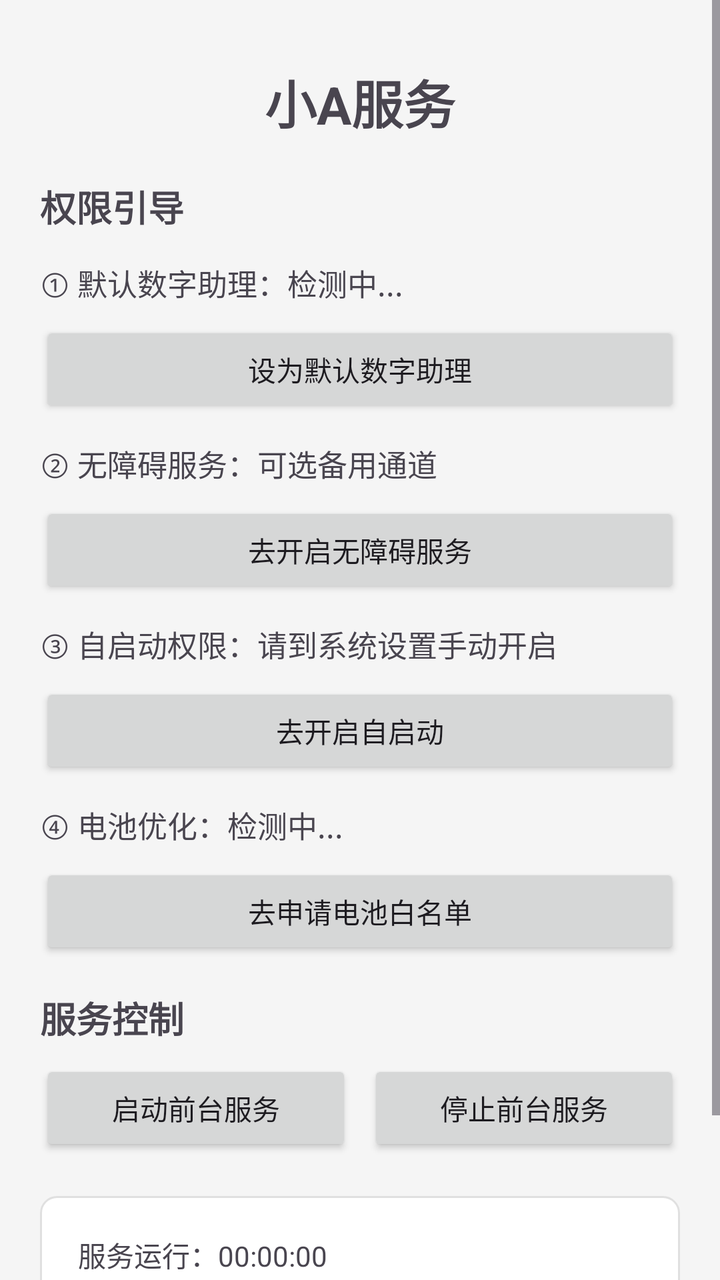
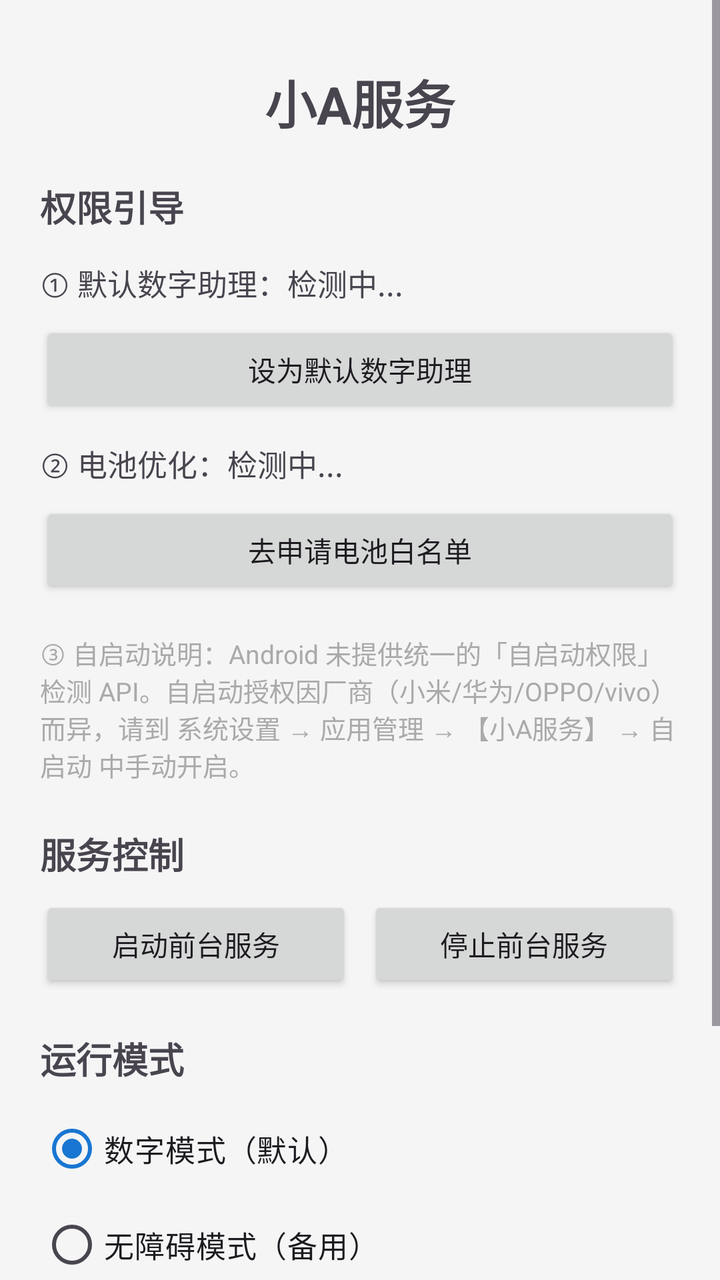

The first picture is an Android layout as it rendered before a commit; the second is the same layout after the commit. The layout source and the unified diff follow.
<!-- AndroidManifest.xml: application theme Theme.Xia -->
<!-- res/layout/activity_main.xml -->
<?xml version="1.0" encoding="utf-8"?>
<ScrollView xmlns:android="http://schemas.android.com/apk/res/android"
    android:layout_width="match_parent"
    android:layout_height="match_parent"
    android:fillViewport="true">

    <LinearLayout
        android:layout_width="match_parent"
        android:layout_height="wrap_content"
        android:orientation="vertical"
        android:padding="20dp">

        
        <TextView
            android:layout_width="match_parent"
            android:layout_height="wrap_content"
            android:text="@string/app_name"
            android:textSize="26sp"
            android:textStyle="bold"
            android:gravity="center"
            android:paddingTop="12dp"
            android:paddingBottom="20dp" />

        
        <TextView
            android:layout_width="match_parent"
            android:layout_height="wrap_content"
            android:text="权限引导"
            android:textSize="18sp"
            android:textStyle="bold"
            android:paddingBottom="8dp" />

        <TextView
            android:id="@+id/tvAssistantStatus"
            android:layout_width="match_parent"
            android:layout_height="wrap_content"
            android:text="① 默认数字助理：检测中..."
            android:textSize="15sp"
            android:paddingTop="6dp"
            android:paddingBottom="6dp" />

        <Button
            android:id="@+id/btnSetDefaultAssistant"
            android:layout_width="match_parent"
            android:layout_height="wrap_content"
            android:text="设为默认数字助理"
            android:layout_marginTop="2dp"
            android:layout_marginBottom="6dp" />

        <TextView
            android:id="@+id/tvAccessibilityStatus"
            android:layout_width="match_parent"
            android:layout_height="wrap_content"
            android:text="② 无障碍服务：可选备用通道"
            android:textSize="15sp"
            android:paddingTop="6dp"
            android:paddingBottom="6dp" />

        <Button
            android:id="@+id/btnOpenAccessibility"
            android:layout_width="match_parent"
            android:layout_height="wrap_content"
            android:text="去开启无障碍服务"
            android:layout_marginTop="2dp"
            android:layout_marginBottom="6dp" />

        <TextView
            android:id="@+id/tvAutoStartStatus"
            android:layout_width="match_parent"
            android:layout_height="wrap_content"
            android:text="③ 自启动权限：请到系统设置手动开启"
            android:textSize="15sp"
            android:paddingTop="6dp"
            android:paddingBottom="6dp" />

        <Button
            android:id="@+id/btnOpenAutoStart"
            android:layout_width="match_parent"
            android:layout_height="wrap_content"
            android:text="去开启自启动"
            android:layout_marginTop="2dp"
            android:layout_marginBottom="6dp" />

        <TextView
            android:id="@+id/tvBatteryStatus"
            android:layout_width="match_parent"
            android:layout_height="wrap_content"
            android:text="④ 电池优化：检测中..."
            android:textSize="15sp"
            android:paddingTop="6dp"
            android:paddingBottom="6dp" />

        <Button
            android:id="@+id/btnOpenBatteryOpt"
            android:layout_width="match_parent"
            android:layout_height="wrap_content"
            android:text="去申请电池白名单"
            android:layout_marginTop="2dp"
            android:layout_marginBottom="16dp" />

        
        <TextView
            android:layout_width="match_parent"
            android:layout_height="wrap_content"
            android:text="服务控制"
            android:textSize="18sp"
            android:textStyle="bold"
            android:paddingBottom="8dp" />

        <LinearLayout
            android:layout_width="match_parent"
            android:layout_height="wrap_content"
            android:orientation="horizontal"
            android:weightSum="2"
            android:paddingBottom="12dp">

            <Button
                android:id="@+id/btnStartService"
                android:layout_width="0dp"
                android:layout_height="wrap_content"
                android:layout_weight="1"
                android:text="启动前台服务"
                android:layout_marginEnd="4dp" />

            <Button
                android:id="@+id/btnStopService"
                android:layout_width="0dp"
                android:layout_height="wrap_content"
                android:layout_weight="1"
                android:text="停止前台服务"
                android:layout_marginStart="4dp" />
        </LinearLayout>

        
        <LinearLayout
            android:layout_width="match_parent"
            android:layout_height="wrap_content"
            android:orientation="vertical"
            android:background="@drawable/bg_debug_card"
            android:padding="16dp"
            android:layout_marginTop="8dp">

            <TextView
                android:id="@+id/tvUptime"
                android:layout_width="match_parent"
                android:layout_height="wrap_content"
                android:text="服务运行：00:00:00"
                android:textSize="14sp"
                android:padding="3dp" />

        </LinearLayout>

        <TextView
            android:layout_width="match_parent"
            android:layout_height="wrap_content"
            android:text="@string/footer_hint"
            android:textSize="12sp"
            android:gravity="center"
            android:paddingTop="20dp"
            android:paddingBottom="20dp" />

    </LinearLayout>

</ScrollView>
<!-- resources referenced by this layout -->
<resources>
  <!-- drawable bg_debug_card (drawable) -->
  <?xml version="1.0" encoding="utf-8"?>
  <shape xmlns:android="http://schemas.android.com/apk/res/android"
      android:shape="rectangle">
      <solid android:color="@color/surface" />
      <corners android:radius="8dp" />
      <stroke
          android:width="1dp"
          android:color="#E0E0E0" />
  </shape>
  <string name="app_name">小A服务</string>
  <string name="footer_hint">【小A服务】v0.5.0 · LocalSocket: aifriend_assistant</string>
  <style name="Theme.Xia" parent="Theme.Material3.DayNight">
          <item name="colorPrimary">@color/primary</item>
          <item name="colorPrimaryVariant">@color/primary_variant</item>
          <item name="colorOnPrimary">@color/on_primary</item>
          <item name="colorSecondary">@color/secondary</item>
          <item name="colorOnSecondary">@color/on_secondary</item>
          <item name="android:colorBackground">@color/background</item>
          <item name="colorSurface">@color/surface</item>
          <item name="colorOnSurface">@color/on_surface</item>
          <item name="colorError">@color/error</item>
          <item name="android:statusBarColor" tools:targetApi="l">@color/primary_variant</item>
      </style>
  <color name="surface">#FFFFFF</color>
  <color name="primary">#1976D2</color>
  <color name="primary_variant">#1565C0</color>
  <color name="on_primary">#FFFFFF</color>
  <color name="secondary">#03DAC5</color>
  <color name="on_secondary">#000000</color>
  <color name="background">#F5F5F5</color>
  <color name="on_surface">#000000</color>
  <color name="error">#B00020</color>
</resources>

<!-- the commit's change to res/layout/activity_main.xml (unified diff, before → after) -->
@@ -48,44 +48,10 @@
             android:layout_marginBottom="6dp" />
 
         <TextView
-            android:id="@+id/tvAccessibilityStatus"
-            android:layout_width="match_parent"
-            android:layout_height="wrap_content"
-            android:text="② 无障碍服务：可选备用通道"
-            android:textSize="15sp"
-            android:paddingTop="6dp"
-            android:paddingBottom="6dp" />
-
-        <Button
-            android:id="@+id/btnOpenAccessibility"
-            android:layout_width="match_parent"
-            android:layout_height="wrap_content"
-            android:text="去开启无障碍服务"
-            android:layout_marginTop="2dp"
-            android:layout_marginBottom="6dp" />
-
-        <TextView
-            android:id="@+id/tvAutoStartStatus"
-            android:layout_width="match_parent"
-            android:layout_height="wrap_content"
-            android:text="③ 自启动权限：请到系统设置手动开启"
-            android:textSize="15sp"
-            android:paddingTop="6dp"
-            android:paddingBottom="6dp" />
-
-        <Button
-            android:id="@+id/btnOpenAutoStart"
-            android:layout_width="match_parent"
-            android:layout_height="wrap_content"
-            android:text="去开启自启动"
-            android:layout_marginTop="2dp"
-            android:layout_marginBottom="6dp" />
-
-        <TextView
             android:id="@+id/tvBatteryStatus"
             android:layout_width="match_parent"
             android:layout_height="wrap_content"
-            android:text="④ 电池优化：检测中..."
+            android:text="② 电池优化：检测中..."
             android:textSize="15sp"
             android:paddingTop="6dp"
             android:paddingBottom="6dp" />
@@ -96,7 +62,17 @@
             android:layout_height="wrap_content"
             android:text="去申请电池白名单"
             android:layout_marginTop="2dp"
-            android:layout_marginBottom="16dp" />
+            android:layout_marginBottom="12dp" />
+
+        
+        <TextView
+            android:layout_width="match_parent"
+            android:layout_height="wrap_content"
+            android:text="③ 自启动说明：Android 未提供统一的「自启动权限」检测 API。自启动授权因厂商（小米/华为/OPPO/vivo）而异，请到 系统设置 → 应用管理 → 【小A服务】 → 自启动 中手动开启。"
+            android:textSize="13sp"
+            android:textColor="@android:color/darker_gray"
+            android:paddingTop="6dp"
+            android:paddingBottom="6dp" />
 
         
         <TextView
@@ -105,6 +81,7 @@
             android:text="服务控制"
             android:textSize="18sp"
             android:textStyle="bold"
+            android:paddingTop="16dp"
             android:paddingBottom="8dp" />
 
         <LinearLayout
@@ -132,13 +109,56 @@
         </LinearLayout>
 
         
+        <TextView
+            android:layout_width="match_parent"
+            android:layout_height="wrap_content"
+            android:text="运行模式"
+            android:textSize="18sp"
+            android:textStyle="bold"
+            android:paddingTop="8dp"
+            android:paddingBottom="8dp" />
+
+        <TextView
+            android:id="@+id/tvAccessibilityHint"
+            android:layout_width="match_parent"
+            android:layout_height="wrap_content"
+            android:text="⚠️ 已选择无障碍模式，但系统无障碍服务未开启。请到 设置 → 无障碍 → 小A服务 中开启。"
+            android:textColor="@android:color/holo_orange_dark"
+            android:textSize="13sp"
+            android:paddingTop="6dp"
+            android:paddingBottom="6dp"
+            android:visibility="gone" />
+
+        <RadioGroup
+            android:id="@+id/rgMode"
+            android:layout_width="match_parent"
+            android:layout_height="wrap_content"
+            android:orientation="vertical">
+
+            <RadioButton
+                android:id="@+id/rbDigital"
+                android:layout_width="match_parent"
+                android:layout_height="wrap_content"
+                android:text="数字模式（默认）"
+                android:textSize="15sp"
+                android:checked="true" />
+
+            <RadioButton
+                android:id="@+id/rbAccessibility"
+                android:layout_width="match_parent"
+                android:layout_height="wrap_content"
+                android:text="无障碍模式（备用）"
+                android:textSize="15sp" />
+        </RadioGroup>
+
+        
         <LinearLayout
             android:layout_width="match_parent"
             android:layout_height="wrap_content"
             android:orientation="vertical"
             android:background="@drawable/bg_debug_card"
             android:padding="16dp"
-            android:layout_marginTop="8dp">
+            android:layout_marginTop="16dp">
 
             <TextView
                 android:id="@+id/tvUptime"
